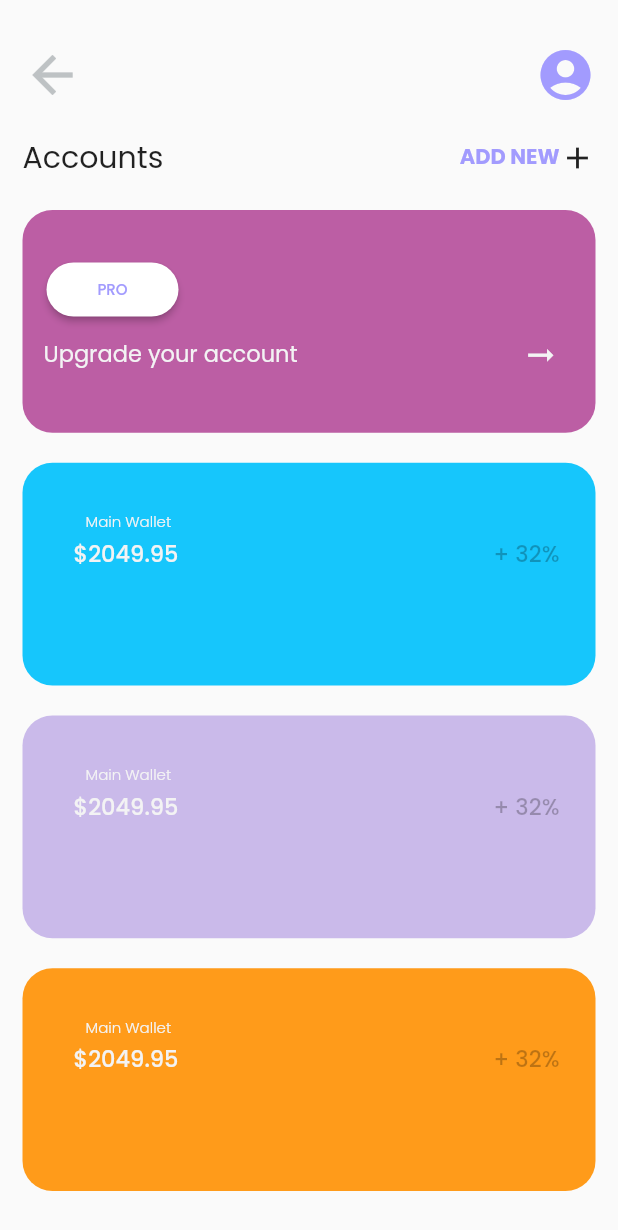
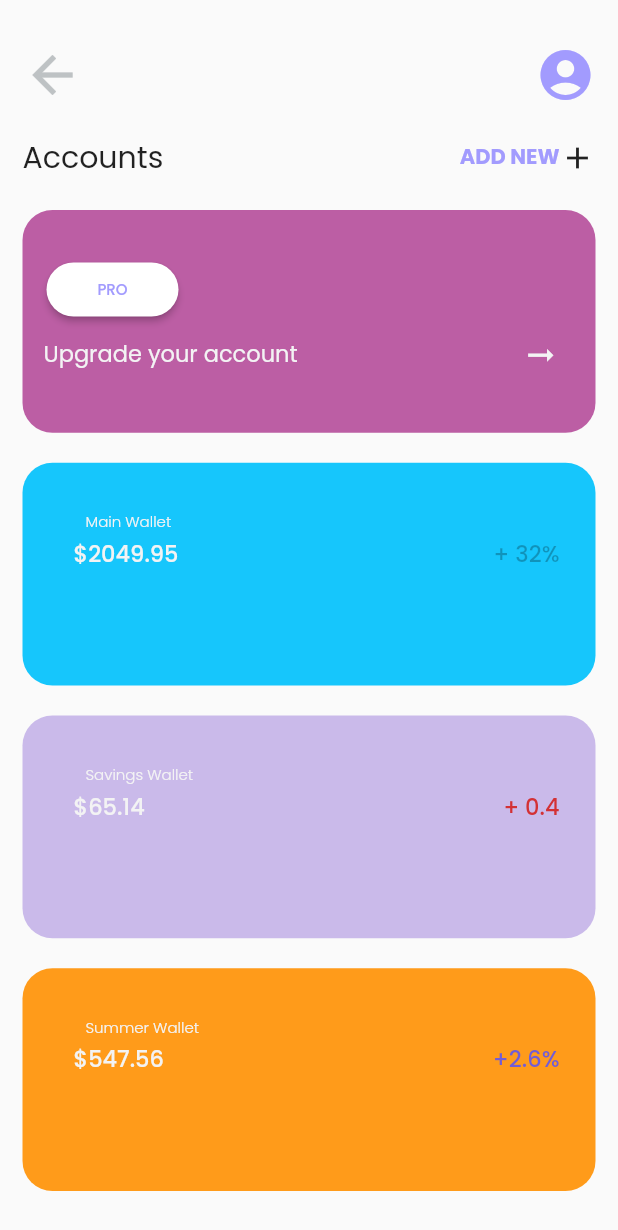
Before and after one commit to kevin2-cyber/Workshop-assignment, a Flutter app: the screen it shows after launch, on a phone screen of 412 x 824 dp. Shown: the top 1230 px of the screen. Run offline on Flutter 3.47's test engine with Material 2 defaults, Android fonts, the light colour scheme and no system bars; our stand-ins replace google_fonts.

Commit message:
changing items

```diff
--- a/lib/main_screen.dart
+++ b/lib/main_screen.dart
@@ -15,6 +15,8 @@ class MainScreen extends StatelessWidget {
     const kcard2 = Color(0xFF16C6FC);
     const kcard3 = Color(0xFFCABAEA);
     const kcard4 = Color(0xFFFF9B1A);
+    const kcard3TextColor = Color(0xFFD33135);
+    const kcard4TextColor = Color(0xFF725DD6);
     return Scaffold(
       body: Padding(
         padding: const EdgeInsets.symmetric(vertical: 30.0, horizontal: 15.0),
@@ -216,7 +218,7 @@ class MainScreen extends StatelessWidget {
                       child: Padding(
                         padding: const EdgeInsets.all(12.0),
                         child: Text(
-                          'Main Wallet',
+                          'Savings Wallet',
                           style: GoogleFonts.poppins(
                             fontSize: 10.0,
                             fontWeight: FontWeight.w300,
@@ -231,7 +233,7 @@ class MainScreen extends StatelessWidget {
                       child: Padding(
                         padding: const EdgeInsets.all(14.0),
                         child: Text(
-                          '\$2049.95',
+                          '\$65.14',
                           style: GoogleFonts.poppins(
                             fontSize: 15.0,
                             fontWeight: FontWeight.w500,
@@ -246,11 +248,11 @@ class MainScreen extends StatelessWidget {
                       child: Padding(
                         padding: const EdgeInsets.all(14.0),
                         child: Text(
-                          '+ 32%',
+                          '+ 0.4',
                           style: GoogleFonts.poppins(
                             fontSize: 15.0,
                             fontWeight: FontWeight.w500,
-                            color: Colors.black26,
+                            color: kcard3TextColor,
                           ),
                         ),
                       ),
@@ -277,7 +279,7 @@ class MainScreen extends StatelessWidget {
                       child: Padding(
                         padding: const EdgeInsets.all(12.0),
                         child: Text(
-                          'Main Wallet',
+                          'Summer Wallet',
                           style: GoogleFonts.poppins(
                             fontSize: 10.0,
                             fontWeight: FontWeight.w300,
@@ -292,7 +294,7 @@ class MainScreen extends StatelessWidget {
                       child: Padding(
                         padding: const EdgeInsets.all(14.0),
                         child: Text(
-                          '\$2049.95',
+                          '\$547.56',
                           style: GoogleFonts.poppins(
                             fontSize: 15.0,
                             fontWeight: FontWeight.w500,
@@ -307,11 +309,11 @@ class MainScreen extends StatelessWidget {
                       child: Padding(
                         padding: const EdgeInsets.all(14.0),
                         child: Text(
-                          '+ 32%',
+                          '+2.6%',
                           style: GoogleFonts.poppins(
                             fontSize: 15.0,
                             fontWeight: FontWeight.w500,
-                            color: Colors.black26,
+                            color: kcard4TextColor,
                           ),
                         ),
                       ),
```
